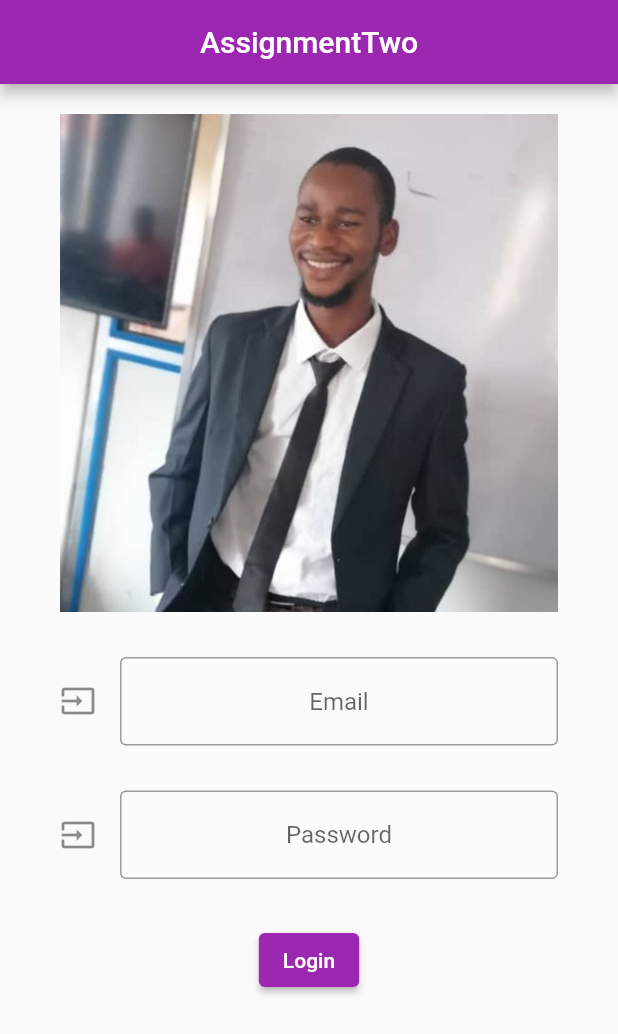
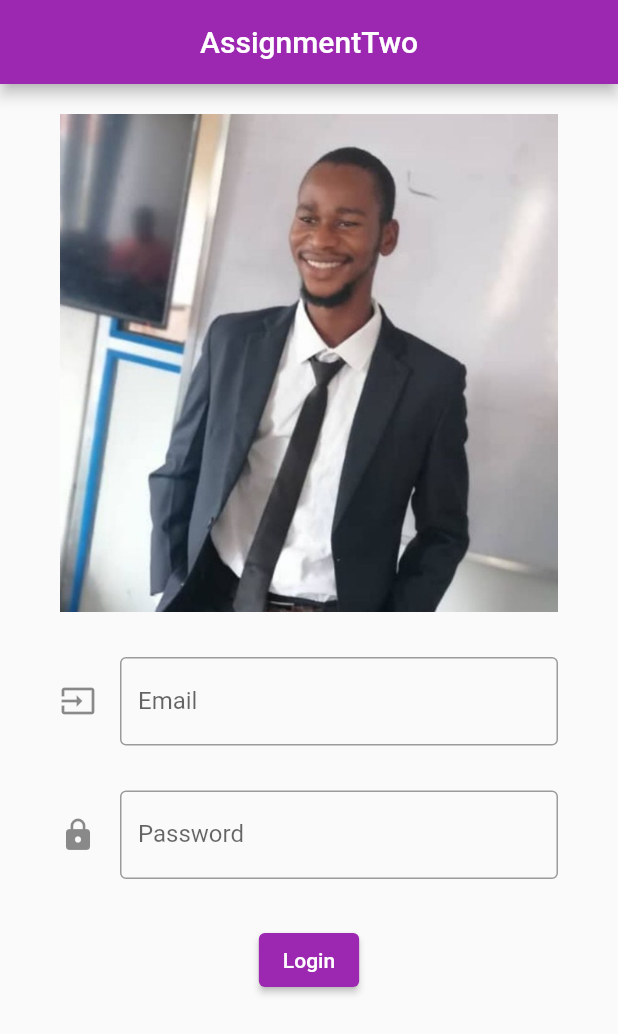
Before and after one commit to Akinyeleib/Pedek, a Flutter app: the screen it shows after launch, on a phone screen of 412 x 824 dp. Shown: the top 1034 px of the screen. Run offline on Flutter 3.47's test engine with Material 2 defaults, Android fonts, the phone set to English and light mode, and no system bars.

```diff
--- a/assignments/lib/helper.dart
+++ b/assignments/lib/helper.dart
@@ -15,6 +15,7 @@ class MyTextField extends StatelessWidget {
       decoration: InputDecoration(
           icon: Icon(Icons.input),
           border: OutlineInputBorder(),
+          labelText: hint,
           hintText: hint),
     );
   }
@@ -33,8 +34,9 @@ class MyPasswordField extends StatelessWidget {
       obscuringCharacter: "*",
       textAlign: TextAlign.center,
       decoration: InputDecoration(
-        icon: Icon(Icons.input),
+        icon: Icon(Icons.lock),
         border: OutlineInputBorder(),
+        labelText: hint,
         hintText: hint,
       ),
     );
```
